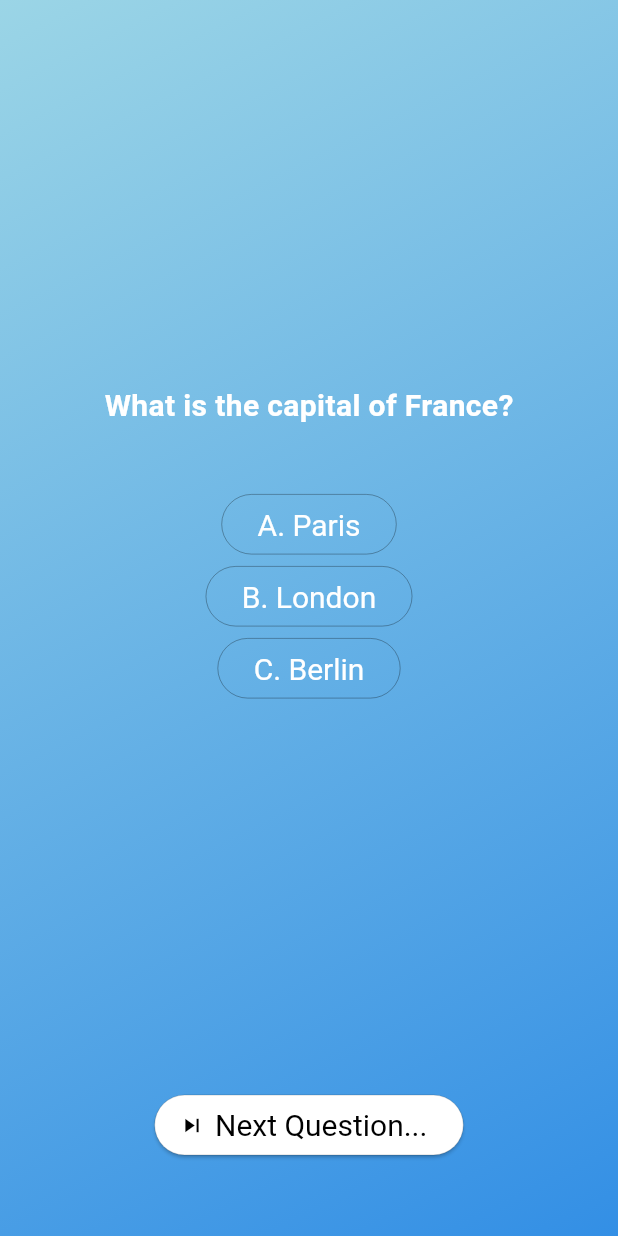
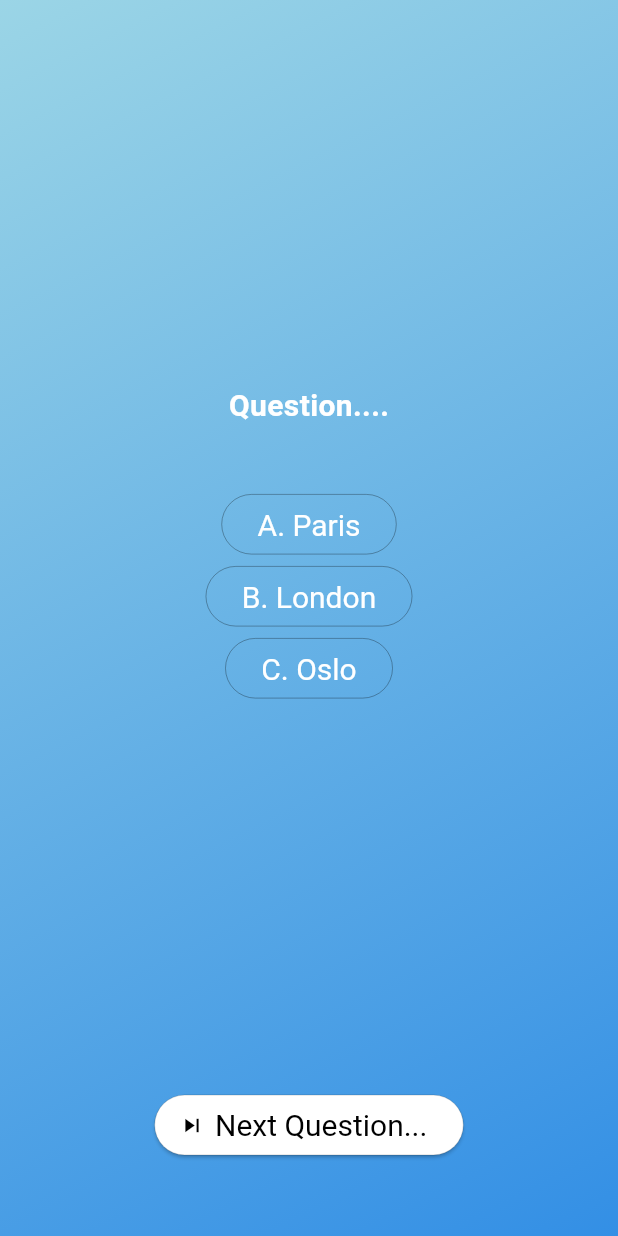
Before and after one commit to ChrisSamHarris/acade_course, a Flutter app: the screen it shows after launch, after a tap on "Start Quiz", on a phone screen of 412 x 824 dp. Run offline on Flutter 3.47's test engine with Material 3 defaults, Android fonts, the phone set to English and light mode, and no system bars.

Commit message:
Question object added | Question data added | Answer button widget created

```diff
--- /dev/null
+++ b/quiz_app/lib/answer_button.dart
@@ -0,0 +1,30 @@
+import 'package:flutter/material.dart';
+
+  final ButtonStyle answerStyle = OutlinedButton.styleFrom(
+    textStyle: const TextStyle(fontSize: 20),
+    foregroundColor: Colors.white,
+    side: BorderSide(color: Colors.black, width: 0.2),
+  );
+
+// 8.05 on VIDEO
+
+
+class AnswerButton extends StatelessWidget {
+  // AnswerButton(this.answerText, this.onTap, {super.key}); - positional arguements
+  const AnswerButton({super.key,
+  required this.answerText,
+  required this.onTap
+  }); // named arguments
+
+  final String answerText;
+  final void Function() onTap;
+
+  @override
+  Widget build(BuildContext context) {
+    return OutlinedButton(
+              onPressed: onTap,
+              style: answerStyle,
+              child: Text(answerText),
+    );
+  }
+}
--- /dev/null
+++ b/quiz_app/lib/data/question_data.dart
@@ -0,0 +1,54 @@
+import 'package:quiz_app/models/questions.dart';
+
+const questions = [
+  Question(
+    'What are the main building blocks of Flutter UIs?',[
+      'Widgets',
+      'Classes',
+      'Methods',
+      'Objects'
+    ],
+  ),
+  Question('How are Flutter UIs built?', [
+    'By combining widgets in code',
+    'By combining widgets in a visual editor',
+    'By defining widgets in config files',
+    'By using XCode for iOS and Android Studio for Android',
+  ]),
+  Question(
+    'What\'s the purpose of a StatefulWidget?',
+    [
+      'Update UI as data changes',
+      'Update data as UI changes',
+      'Ignore data changes',
+      'Render UI that does not depend on data',
+    ],
+  ),
+  Question(
+    'Which widget should you try to use more often: StatelessWidget or StatefulWidget?',
+    [
+      'StatelessWidget',
+      'StatefulWidget',
+      'Both are equally good',
+      'None of the above',
+    ],
+  ),
+  Question(
+    'What happens if you change data in a StatelessWidget?',
+    [
+      'The UI is not updated',
+      'The UI is updated',
+      'The closest StatefulWidget is updated',
+      'Any nested StatefulWidgets are updated',
+    ],
+  ),
+  Question(
+    'How should you update data inside of StatefulWidgets?',
+    [
+      'By calling setState()',
+      'By calling updateData()',
+      'By calling updateUI()',
+      'By calling updateState()',
+    ],
+  ),
+];
--- /dev/null
+++ b/quiz_app/lib/models/questions.dart
@@ -0,0 +1,6 @@
+class Question {
+  const Question(this.question, this.answers);
+
+  final String question;
+  final List<String> answers;
+}
--- a/quiz_app/lib/quiz_questions.dart
+++ b/quiz_app/lib/quiz_questions.dart
@@ -1,5 +1,6 @@
 // return text widget - stateful with some text returned (just an example question)
 import 'package:flutter/material.dart';
+import 'package:quiz_app/answer_button.dart';
 
 class QuizQuestions extends StatefulWidget {
   const QuizQuestions({super.key});
@@ -17,11 +18,6 @@ class _QuizQuestionsState extends State<QuizQuestions> {
     foregroundColor: Colors.black,
     backgroundColor: Colors.white,
     side: BorderSide(color: Colors.black, width: 0.1),
-  );
-    final ButtonStyle answerStyle = ElevatedButton.styleFrom(
-    textStyle: const TextStyle(fontSize: 20),
-    foregroundColor: Colors.white,
-    side: BorderSide(color: Colors.black, width: 0.2),
   );
   final TextStyle questionStyle = const TextStyle(
     color: Colors.white,
@@ -41,17 +37,13 @@ class _QuizQuestionsState extends State<QuizQuestions> {
               mainAxisAlignment: MainAxisAlignment.center,
               children: [
                 Text(
-                  "What is the capital of France?",
+                  "Question....",
                   style: questionStyle,
                 ),
                 const SizedBox(height: 40),
                 Column(
-                  children: ["A. Paris", "B. London", "C. Berlin"].map((answer) {
-                  return OutlinedButton(
-                    onPressed: () {},
-                    style: answerStyle,
-                    child: Text(answer),
-                  );
+                  children: ["A. Paris", "B. London", "C. Oslo"].map((answer) {
+                  return AnswerButton(answerText: answer, onTap: (){});
                   }).toList(),
                 ),
                 const SizedBox(height: 40),
```
